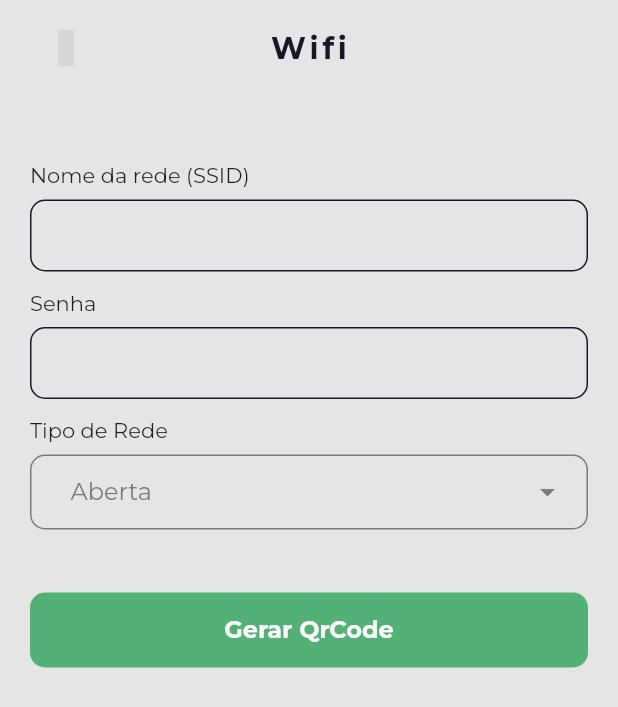
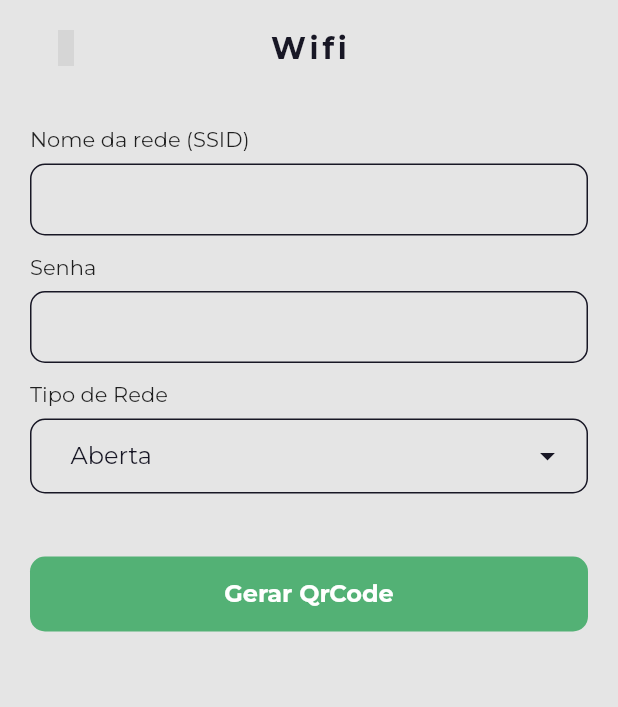
Before and after one commit to renankanu/app_rkode, a Flutter app: the WifiView screen opened by its route, on a phone screen of 412 x 824 dp. Shown: the top 707 px of the screen. Run offline on Flutter 3.47's test engine with Material 2 defaults, Android fonts, the light colour scheme and no system bars; our stand-ins replace eva_icons_flutter, flutter_staggered_animations, get, google_fonts, qr_flutter, screenshot and 1 more; project files that could hold a hidden picture were left out; grey boxes are pictures that could not be loaded.

Commit message:
feature: create wifi qrcode and share it

```diff
--- a/lib/app/modules/wifi/views/wifi_view.dart
+++ b/lib/app/modules/wifi/views/wifi_view.dart
@@ -2,6 +2,7 @@ import 'package:flutter/material.dart';
 import 'package:flutter_staggered_animations/flutter_staggered_animations.dart';
 import 'package:get/get.dart';
 import 'package:qr_flutter/qr_flutter.dart';
+import 'package:screenshot/screenshot.dart';
 
 import '../../../shared/shared.dart';
 import '../controllers/wifi_controller.dart';
@@ -20,7 +21,6 @@ class WifiView extends GetView<WifiController> {
               title: 'Wifi',
             ),
           ),
-          const SizedBox(height: 24),
           Expanded(
             child: Padding(
               padding: const EdgeInsets.symmetric(
@@ -72,7 +72,7 @@ class WifiView extends GetView<WifiController> {
                             decoration: BoxDecoration(
                               borderRadius: BorderRadius.circular(10),
                               border: Border.all(
-                                color: BaseColor.boulder,
+                                color: BaseColor.mirage,
                               ),
                             ),
                             child: Obx(
@@ -84,11 +84,11 @@ class WifiView extends GetView<WifiController> {
                                     hint: const Text(
                                       'Aberta',
                                       style: TextStyle(
-                                        color: BaseColor.boulder,
+                                        color: BaseColor.mirage,
                                       ),
                                     ),
                                     underline: const SizedBox.shrink(),
-                                    iconEnabledColor: BaseColor.boulder,
+                                    iconEnabledColor: BaseColor.mirage,
                                     items: controller.wifiSecurityList
                                         .map<DropdownMenuItem<String>>(
                                           (wifiSecurity) =>
@@ -97,7 +97,7 @@ class WifiView extends GetView<WifiController> {
                                             child: Text(
                                               wifiSecurity,
                                               style: const TextStyle(
-                                                color: BaseColor.boulder,
+                                                color: BaseColor.mirage,
                                               ),
                                             ),
                                           ),
@@ -115,6 +115,7 @@ class WifiView extends GetView<WifiController> {
                           BaseButton(
                             label: 'Gerar QrCode',
                             onPressed: () => controller.generateQrCode(),
+                            labelColor: Colors.white,
                             backgroundColor: BaseColor.fern,
                           ),
                         ],
@@ -122,27 +123,34 @@ class WifiView extends GetView<WifiController> {
                     ),
                   ),
                   replacement: Column(
+                    children: AnimationConfiguration.toStaggeredList(
+                      duration: const Duration(milliseconds: 800),
+                      childAnimationBuilder: (widget) => ScaleAnimation(
+                        child: FadeInAnimation(
+                          child: widget,
+                        ),
+                      ),
                       children: [
-                      QrImage(
+                        Screenshot(
+                          controller: controller.screenshotController,
+                          child: QrImage(
                             data: controller.dataQrCode,
                             version: QrVersions.auto,
                             size: 280,
                             gapless: true,
+                            backgroundColor: BaseColor.mercury,
+                            padding: const EdgeInsets.all(20),
                           ),
-                      const Spacer(),
+                        ),
+                        SizedBox(height: Get.height * 0.1),
                         BaseButton(
                           label: 'Compartilhar',
-                        isUseSameColor: true,
-                        onPressed: () {},
-                        width: Get.width / 2,
+                          icon: Icons.share,
+                          hasBorderSameColor: true,
+                          onPressed: () => controller.shareQrCode(),
                         ),
-                      BaseButton(
-                        backgroundColor: BaseColor.fern,
-                        isUseSameColor: true,
-                        label: 'Baixar',
-                        onPressed: () {},
-                      )
                       ],
+                    ),
                   ),
                 ),
               ),
--- a/lib/app/shared/widgets/base_button.dart
+++ b/lib/app/shared/widgets/base_button.dart
@@ -9,18 +9,20 @@ class BaseButton extends StatelessWidget {
     required this.label,
     required this.onPressed,
     this.backgroundColor = BaseColor.tanHide,
+    this.labelColor = BaseColor.mirage,
     this.height = 50,
     this.width = double.infinity,
-    this.isUseSameColor = false,
+    this.hasBorderSameColor = false,
   }) : super(key: key);
 
   final IconData? icon;
   final String label;
   final Function() onPressed;
   final Color? backgroundColor;
+  final Color? labelColor;
   final double? height;
   final double? width;
-  final bool? isUseSameColor;
+  final bool? hasBorderSameColor;
 
   @override
   Widget build(BuildContext context) {
@@ -36,9 +38,12 @@ class BaseButton extends StatelessWidget {
           width: width,
           decoration: BoxDecoration(
             borderRadius: BorderRadius.circular(10),
-            color: isUseSameColor!
-                ? backgroundColor!.withOpacity(0.3)
+            color: hasBorderSameColor!
+                ? backgroundColor!.withOpacity(0.1)
                 : backgroundColor,
+            border: hasBorderSameColor!
+                ? Border.all(color: backgroundColor!)
+                : null,
           ),
           padding: const EdgeInsets.symmetric(horizontal: 20),
           child: Stack(
@@ -47,14 +52,14 @@ class BaseButton extends StatelessWidget {
                 alignment: Alignment.centerLeft,
                 child: Icon(
                   icon,
-                  color: isUseSameColor! ? backgroundColor : Colors.white,
+                  color: hasBorderSameColor! ? backgroundColor : labelColor,
                 ),
               ),
               Center(
                 child: Text(
                   label,
                   style: TextStyle(
-                    color: isUseSameColor! ? backgroundColor : Colors.white,
+                    color: hasBorderSameColor! ? backgroundColor : labelColor,
                     fontSize: 16,
                     fontWeight: FontWeight.w700,
                   ),
--- a/pubspec.yaml
+++ b/pubspec.yaml
@@ -14,6 +14,9 @@ dependencies:
   google_fonts: ^2.1.0
   eva_icons_flutter: ^3.0.2
   flutter_staggered_animations: ^1.0.0
+  share_plus: ^3.0.4
+  path_provider: ^2.0.8
+  screenshot: ^1.2.3
 
 dev_dependencies:
   flutter_lints: ^1.0.0
```
Also changed, not shown: lib/app/modules/wifi/controllers/wifi_controller.dart (+28 -0 lines), pubspec.lock, 6 other files. Lines whose indentation alone changed are shown as unchanged.
